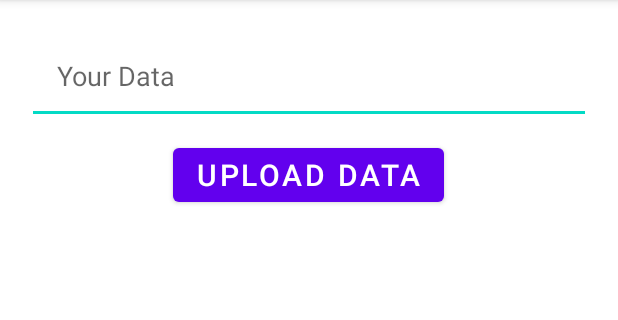
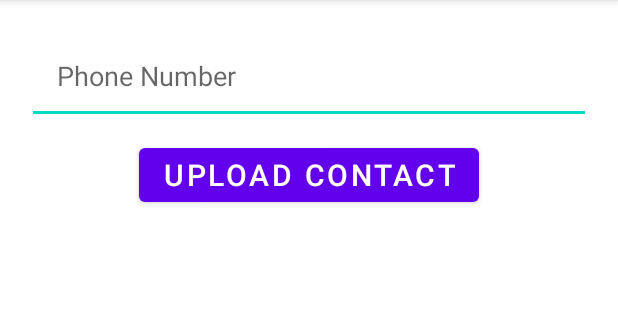
Before and after one commit to adajanos02/AcDetAndroidApp, an Android app: the ContactsActivity screen opened directly, with no data from a screen before it, on a phone screen of 412 x 824 dp, the part 84-404 px from its top. Run offline under Robolectric (Android 15) with nearby library versions, the phone set to English and light mode, and no system bars; libraries missing offline, so code that uses them is left out: io.realm, io.realm.mongodb, org.bson; 11 statements that could not run were skipped.

Commit message:
update: contactList

```diff
--- a/app/src/main/java/com/wit/example/activities/ContactsActivity.java
+++ b/app/src/main/java/com/wit/example/activities/ContactsActivity.java
@@ -1,6 +1,5 @@
 package com.wit.example.activities;
 
-import android.content.Context;
 import android.os.Bundle;
 import android.util.Log;
 import android.view.View;
@@ -8,26 +7,19 @@ import android.widget.ArrayAdapter;
 import android.widget.Button;
 import android.widget.EditText;
 import android.widget.ListView;
-import android.widget.TextView;
 import android.widget.Toast;
 
 import androidx.appcompat.app.AppCompatActivity;
 
 import com.wit.example.R;
 
-import org.bson.BsonDocument;
 import org.bson.Document;
 
-import java.lang.annotation.Documented;
 import java.util.ArrayList;
-import java.util.Collections;
-import java.util.List;
 
 import io.realm.Realm;
 import io.realm.mongodb.RealmResultTask;
-import io.realm.mongodb.mongo.MongoClient;
 import io.realm.mongodb.mongo.MongoCollection;
-import io.realm.mongodb.mongo.MongoDatabase;
 import io.realm.mongodb.mongo.iterable.MongoCursor;
 
 public class ContactsActivity extends AppCompatActivity {
@@ -36,7 +28,7 @@ public class ContactsActivity extends AppCompatActivity {
     private Button insertBtn;
 
     private MongoCollection<Document> mongoCollection;
-    private ArrayList<String> phone;
+    private ArrayList<String> phoneList;
     private ArrayAdapter<String> adapter;
     private ListView list;
 
@@ -52,20 +44,20 @@ public class ContactsActivity extends AppCompatActivity {
 
         LoginActivity.mongoClient = LoginActivity.user.getMongoClient("mongodb-atlas");
         LoginActivity.mongoDatabase = LoginActivity.mongoClient.getDatabase("User");
-        mongoCollection = LoginActivity.mongoDatabase.getCollection("Location");
+        mongoCollection = LoginActivity.mongoDatabase.getCollection("Contacts");
 
         list = findViewById(R.id.contact_list);
-        phone = new ArrayList<>();
+        phoneList = new ArrayList<>();
 
         adapter = new ArrayAdapter<>(
                 this,
                 android.R.layout.simple_list_item_1,
-                phone
+                phoneList
         );
         getContactList();
 
 
-        insertData = (EditText) findViewById(R.id.data);
+        insertData = findViewById(R.id.phone_number);
         insertBtn = (Button) findViewById(R.id.upload_btn);
         Realm.init(getApplicationContext());
 
@@ -76,7 +68,9 @@ public class ContactsActivity extends AppCompatActivity {
             @Override
             public void onClick(View view) {
 
-                Document document = new Document().append("phone", insertData.getText().toString()).append("myid", "1234").append("userId", LoginActivity.user.getId());
+                Document document = new Document()
+                        .append("phone", insertData.getText().toString())
+                        .append("userId", LoginActivity.user.getId());
                 mongoCollection.insertOne(document).getAsync(result -> {
                     if (result.isSuccess()) {
                         Log.v("Data", "Data inserted successfully");
@@ -93,10 +87,10 @@ public class ContactsActivity extends AppCompatActivity {
     }
 
     public void getContactList() {
-        phone.clear();
+        phoneList.clear();
         LoginActivity.mongoClient = LoginActivity.user.getMongoClient("mongodb-atlas");
         LoginActivity.mongoDatabase = LoginActivity.mongoClient.getDatabase("User");
-        mongoCollection = LoginActivity.mongoDatabase.getCollection("Location");
+        mongoCollection = LoginActivity.mongoDatabase.getCollection("Contacts");
         LoginActivity.user = LoginActivity.app.currentUser();
 
 
@@ -104,17 +98,13 @@ public class ContactsActivity extends AppCompatActivity {
 
         RealmResultTask<MongoCursor<Document>> findTask = mongoCollection.find(queryFilter).iterator();
 
-        final String[] data = new String[1];
-        data[0] = "";
         findTask.getAsync(task -> {
             if (task.isSuccess()) {
                 MongoCursor<Document> results = task.get();
                 while (results.hasNext()){
                     Document currentDoc = results.next();
                     if (currentDoc.getString("phone")!= null) {
-                        phone.add(currentDoc.getString("phone"));
-                        data[0] = data[0] + "\n" + (currentDoc.getString("phone"));
-                        //list.setText(data[0]);
+                        phoneList.add(currentDoc.getString("phone"));
                     }
                     list.setAdapter(adapter);
                 }
--- a/app/src/main/res/layout/contact_list.xml
+++ b/app/src/main/res/layout/contact_list.xml
@@ -9,19 +9,20 @@
     tools:context=".activities.ContactsActivity">
 
 
+
     <EditText
         android:layout_width="match_parent"
         android:layout_height="wrap_content"
         android:layout_margin="10dp"
         android:padding="20dp"
-        android:hint="Your Data"
-        android:id="@+id/data"/>
+        android:hint="Phone Number"
+        android:id="@+id/phone_number"/>
 
     <Button
         android:layout_width="wrap_content"
         android:layout_height="wrap_content"
         android:textSize="20dp"
-        android:text="Upload Data"
+        android:text="Upload Contact"
         android:layout_gravity="center_horizontal"
         android:id="@+id/upload_btn" />
 
```
